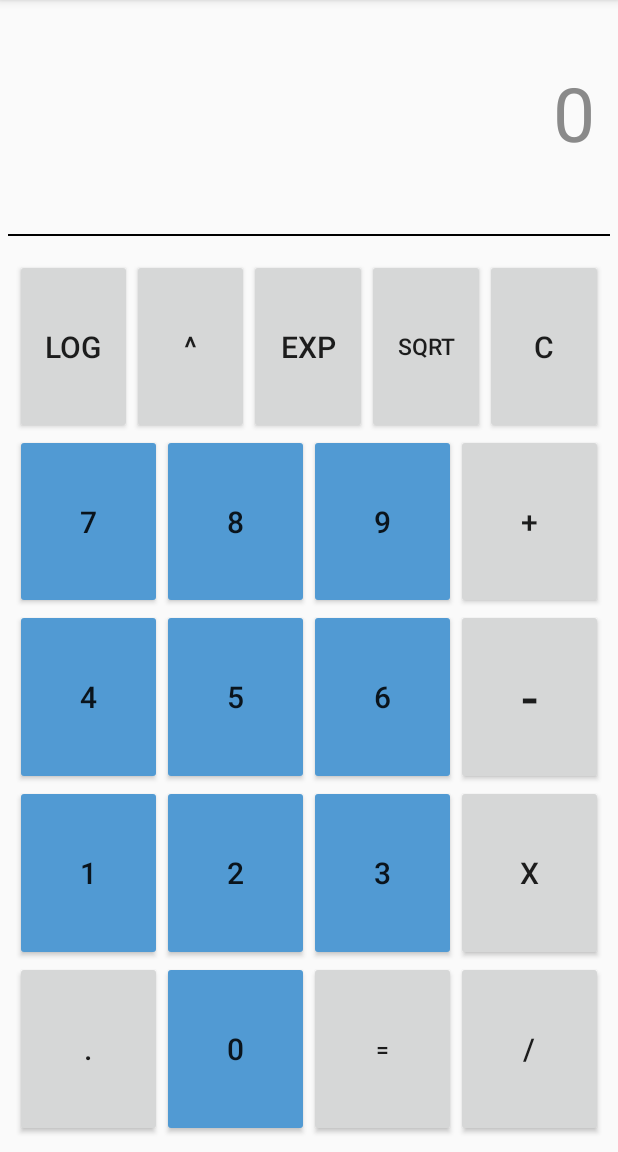
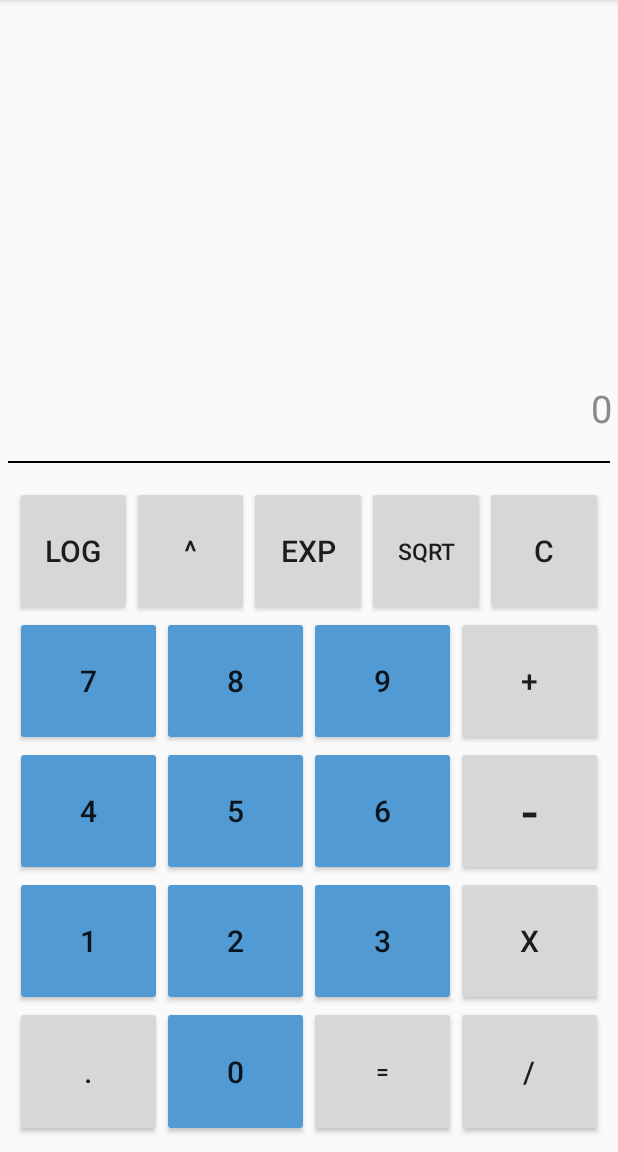
Before and after one commit to quhb2455/My_data, an Android app: the screen it shows after launch (MainActivity), on a phone screen of 412 x 824 dp, the part 84-1236 px from its top. Run offline under Robolectric (Android 15) with nearby library versions, the light colour scheme and no system bars.

```diff
--- a/java_study/MyCalculator/app/src/main/java/com/example/mycalculator/MainActivity.java
+++ b/java_study/MyCalculator/app/src/main/java/com/example/mycalculator/MainActivity.java
@@ -3,6 +3,7 @@ package com.example.mycalculator;
 import androidx.appcompat.app.AppCompatActivity;
 
 import android.os.Bundle;
+import android.text.method.ScrollingMovementMethod;
 import android.util.Log;
 import android.view.View;
 import android.widget.Button;
@@ -16,18 +17,20 @@ public class MainActivity extends AppCompatActivity {
     boolean isFirstInput = true;
     boolean isNumber = false;
     boolean islog = true;
-    boolean isInNumber = false;// 입력 중인 숫자가 1개이면 false 2개이면 true;
+//    boolean isInNumber = false;// 입력 중인 숫자가 1개이면 false 2개이면 true;
     int resultNumber = 0;
     int Clickcnt = -1;
+    int historyChk = 0;
 
     //expression 배열에 식을 넣기 전처리를 위한 배열
     String[] before_chk = new String[20];
     String[] expression = null;
 
-
+    Memory MyMemory = new Memory();
 
 
     TextView resultText;
+    TextView historyText;
 
 
 
@@ -36,6 +39,9 @@ public class MainActivity extends AppCompatActivity {
         super.onCreate(savedInstanceState);
         setContentView(R.layout.activity_main);
         resultText = findViewById(R.id.result_text);
+        historyText = findViewById(R.id.history_text);
+        historyText.setMovementMethod(new ScrollingMovementMethod());
+
 
     }
 
@@ -93,15 +99,16 @@ public class MainActivity extends AppCompatActivity {
                 if(!isNumber)
                 {
                     Toast.makeText(getApplicationContext(),"식을 완성해야합니다.", Toast.LENGTH_LONG).show();
-                }else
+                }else if(Clickcnt != 0)
                 {
                     expression = new String[Clickcnt+1];
-                    Log.i("AA", " 0번값 : " + expression[0] + " // 1번값 : " + expression[1]);
+//                    Log.i("AA", " 0번값 : " + expression[0] + " // 1번값 : " + expression[1]);
                     for(int j = 0; j < expression.length;j ++)
                     {
                         expression[j] = before_chk[j];
                         Log.i("bb", j+" 번값 : " + expression[j] );
                     }
+
 
                     //계산 함수가 있는 클래스 객체 생성 및 생성자로 arryleng를 넘김
                     Calculator cal = new Calculator(Clickcnt);
@@ -114,6 +121,29 @@ public class MainActivity extends AppCompatActivity {
                     resultText.setText(expression[0]);
 
 
+                    ///★☆★☆★☆///////history///////★☆★☆★☆///
+                    ///★☆★☆★☆///////history///////★☆★☆★☆///
+                    MyMemory.InputMemory(before_chk, expression[0], expression.length);
+                    if(historyChk == 0)
+                    {
+                        historyText.setText(MyMemory.MemoryExpression[0]);
+                        for(int i = 1; i < expression.length + 2; i++)
+                        {
+                            historyText.append(MyMemory.MemoryExpression[i]);
+                        }
+                        historyChk++;
+                    }else
+                    {
+                        historyText.append("\n");
+                        for(int i = 0; i <  expression.length + 2; i++)
+                        {
+                            historyText.append(MyMemory.MemoryExpression[i]);
+                        }
+                        historyChk++;
+                    }
+                    ///★☆★☆★☆///////history///////★☆★☆★☆///
+                    ///★☆★☆★☆///////history///////★☆★☆★☆///
+
                     // 계산이 끝나면 결과값이 0번에 들어가고 다음 수식은 1번 인덱스부터 들어간다.
                     before_chk = new String[20];
                     before_chk[0] = expression[0];
@@ -124,6 +154,10 @@ public class MainActivity extends AppCompatActivity {
                         Log.i("expression","배열 값" + expression[b]);
                         Log.i("before_chk","배열 값" + before_chk[b]);
                     }
+
+                }else
+                {
+                    Toast.makeText(getApplicationContext(),"식을 완성해야합니다.", Toast.LENGTH_LONG).show();
                 }
 
                 break;
--- /dev/null
+++ b/java_study/MyCalculator/app/src/main/java/com/example/mycalculator/Memory.java
@@ -0,0 +1,34 @@
+package com.example.mycalculator;
+
+import android.util.Log;
+import android.content.Context;
+import android.widget.Toast;
+
+import java.io.*;
+
+public class Memory {
+
+
+
+    String[] MemoryExpression = new String[20];
+
+    public void InputMemory(String[] expression, String answer, int arryleng)
+    {
+
+        for(int i = 0; i < arryleng; i++)
+        {
+            this.MemoryExpression[i] = expression[i];
+        }
+        MemoryExpression[arryleng] = "=";
+        MemoryExpression[arryleng + 1] = answer;
+
+        for(int b = 0; b < arryleng+2; b++)
+        {
+            Log.i("aaaaaaaaaaaaaaaaaa","배열 값" + expression[b]);
+        }
+
+    }
+
+
+
+}
--- a/java_study/MyCalculator/app/src/main/res/layout/activity_main.xml
+++ b/java_study/MyCalculator/app/src/main/res/layout/activity_main.xml
@@ -11,19 +11,34 @@
     <LinearLayout
         android:layout_width="match_parent"
         android:layout_height="0dp"
-        android:layout_weight="20"
+        android:layout_weight="40"
+        android:weightSum="100"
         android:orientation="vertical">
+
 
         <TextView
             android:layout_width="match_parent"
             android:layout_height="match_parent"
+            android:layout_weight="20"
+            android:textSize="25sp"
+            android:gravity="bottom|right"
+            android:scrollbars="vertical"
+            android:padding="2dp"
+            android:layout_margin="2dp"
+            android:id="@+id/history_text"/>
+
+        <TextView
+            android:layout_width="match_parent"
+            android:layout_height="match_parent"
+            android:layout_weight="80"
+            android:textSize="25sp"
             android:text="0"
-            android:textSize="50sp"
             android:textColor="#8A8A8A"
             android:gravity="center_vertical|right"
-            android:padding="5dp"
-            android:layout_margin="10dp"
+            android:padding="2dp"
+            android:layout_margin="2dp"
             android:id="@+id/result_text"/>
+
 
     </LinearLayout>
 
@@ -38,7 +53,7 @@
     <LinearLayout
         android:layout_width="match_parent"
         android:layout_height="0dp"
-        android:layout_weight="80"
+        android:layout_weight="60"
         android:orientation="vertical"
         android:weightSum="100"
         android:padding="10dp">
```
Also changed, not shown: java_study/MyCalculator/app/src/main/java/com/example/mycalculator/history.txt (added), 2 other files.
